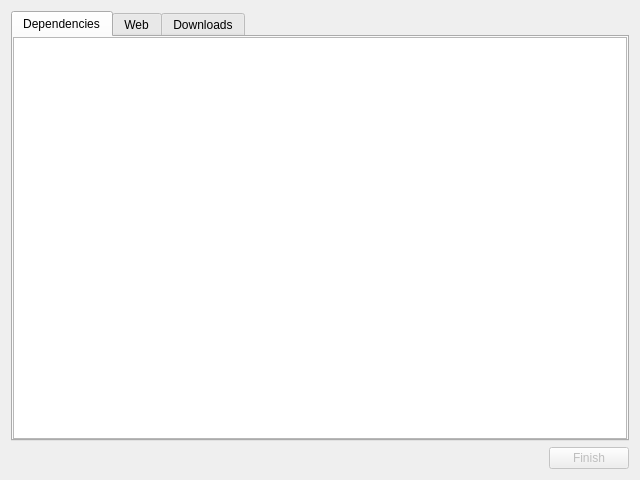
Before: the Qt Designer form gui/dialogs/quickmod/QuickModInstallDialog.ui in MultiMC/Launcher, drawn with Qt 5.
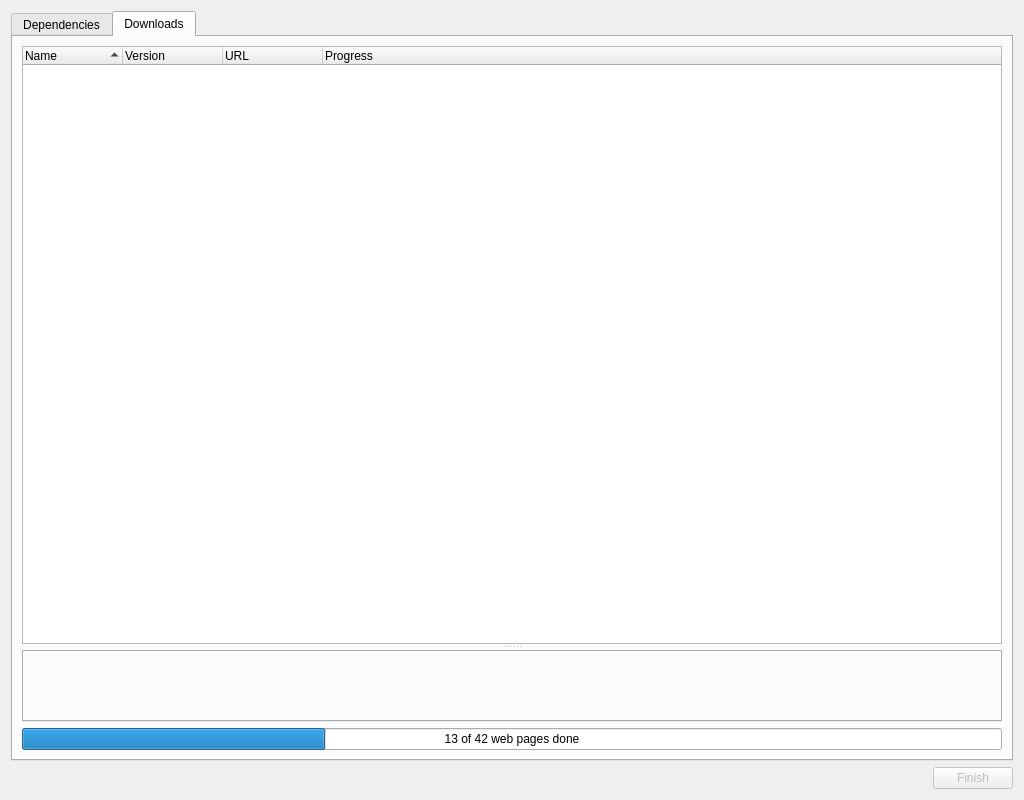
After: the same form once the commit is applied.

Commit message: Refactor and rework the QuickMod install dialog

```diff
--- a/gui/dialogs/quickmod/QuickModInstallDialog.ui
+++ b/gui/dialogs/quickmod/QuickModInstallDialog.ui
@@ -6,10 +6,16 @@
    <rect>
     <x>0</x>
     <y>0</y>
-    <width>640</width>
-    <height>480</height>
+    <width>1024</width>
+    <height>800</height>
    </rect>
   </property>
+  <property name="sizePolicy">
+   <sizepolicy hsizetype="Maximum" vsizetype="Maximum">
+    <horstretch>0</horstretch>
+    <verstretch>0</verstretch>
+   </sizepolicy>
+  </property>
   <property name="windowTitle">
    <string>Installing mod...</string>
   </property>
@@ -17,7 +23,7 @@
    <item>
     <widget class="QTabWidget" name="tabWidget">
      <property name="currentIndex">
-      <number>0</number>
+      <number>1</number>
      </property>
      <widget class="QWidget" name="dependencies">
       <attribute name="title">
@@ -41,72 +47,32 @@
        </item>
       </layout>
      </widget>
-     <widget class="QWidget" name="webContainer">
-      <attribute name="title">
-       <string>Web</string>
-      </attribute>
-      <layout class="QVBoxLayout" name="webContainerLayout">
-       <property name="leftMargin">
-        <number>0</number>
-       </property>
-       <property name="topMargin">
-        <number>0</number>
-       </property>
-       <property name="rightMargin">
-        <number>0</number>
-       </property>
-       <property name="bottomMargin">
-        <number>1</number>
-       </property>
-       <item>
-        <widget class="QStackedWidget" name="web"/>
-       </item>
-       <item>
-        <layout class="QHBoxLayout" name="horizontalLayout_2">
-         <item>
-          <widget class="QPushButton" name="previousButton">
-           <property name="text">
-            <string>Previous</string>
-           </property>
-          </widget>
-         </item>
-         <item>
-          <widget class="QProgressBar" name="webModsProgressBar">
-           <property name="value">
-            <number>24</number>
-           </property>
-          </widget>
-         </item>
-         <item>
-          <widget class="QPushButton" name="nextButton">
-           <property name="text">
-            <string>Next</string>
-           </property>
-          </widget>
-         </item>
-        </layout>
-       </item>
-      </layout>
-     </widget>
-     <widget class="QWidget" name="downloads">
+     <widget class="QWidget" name="downloadTab">
       <attribute name="title">
        <string>Downloads</string>
       </attribute>
-      <layout class="QVBoxLayout" name="verticalLayout_2">
-       <property name="leftMargin">
-        <number>0</number>
-       </property>
-       <property name="topMargin">
-        <number>0</number>
-       </property>
-       <property name="rightMargin">
-        <number>0</number>
-       </property>
-       <property name="bottomMargin">
-        <number>1</number>
-       </property>
+      <layout class="QVBoxLayout" name="verticalLayout_5">
+       <item>
+        <widget class="QSplitter" name="downloadSplitter">
+         <property name="orientation">
+          <enum>Qt::Vertical</enum>
+         </property>
+         <property name="handleWidth">
+          <number>6</number>
+         </property>
+         <widget class="QWidget" name="verticalLayoutWidget_2">
+          <layout class="QVBoxLayout" name="downloadListLayout">
        <item>
         <widget class="QTreeWidget" name="progressList">
+             <property name="editTriggers">
+              <set>QAbstractItemView::NoEditTriggers</set>
+             </property>
+             <property name="alternatingRowColors">
+              <bool>true</bool>
+             </property>
+             <property name="selectionMode">
+              <enum>QAbstractItemView::NoSelection</enum>
+             </property>
          <property name="rootIsDecorated">
           <bool>false</bool>
          </property>
@@ -136,6 +102,34 @@
            <string>Progress</string>
           </property>
          </column>
+            </widget>
+           </item>
+          </layout>
+         </widget>
+         <widget class="QWidget" name="verticalLayoutWidget">
+          <layout class="QVBoxLayout" name="webLayout">
+           <item>
+            <widget class="QTabWidget" name="webTabView">
+             <property name="movable">
+              <bool>true</bool>
+             </property>
+            </widget>
+           </item>
+           <item>
+            <widget class="QProgressBar" name="webModsProgressBar">
+             <property name="maximum">
+              <number>42</number>
+             </property>
+             <property name="value">
+              <number>13</number>
+             </property>
+             <property name="format">
+              <string>%v of %m web pages done</string>
+             </property>
+            </widget>
+           </item>
+          </layout>
+         </widget>
         </widget>
        </item>
       </layout>
```
Left out of the diff: 6 changed lines with no effect on the pictures. Lines whose indentation alone changed are shown as unchanged. The commit also changes 2 other files.
